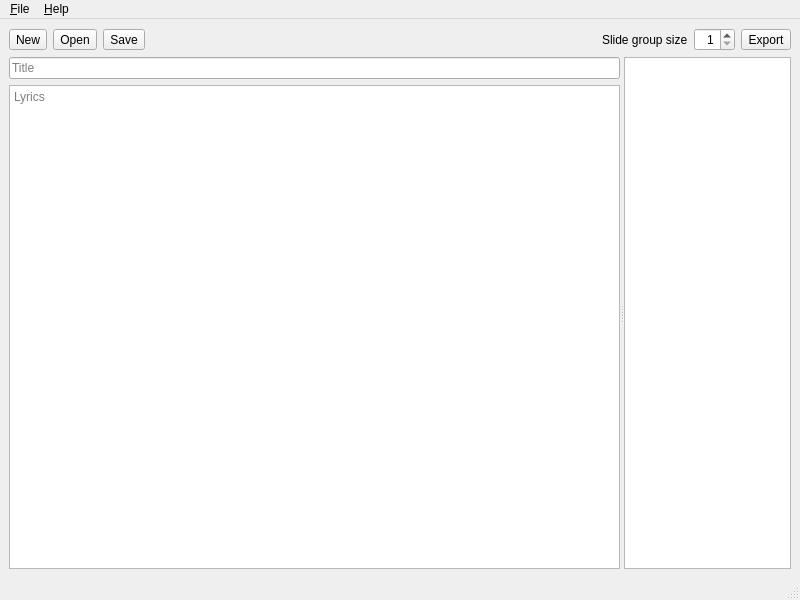
First picture: the form in LyricSlicer.ui, repository schult/lyric-slicer, before the edit.
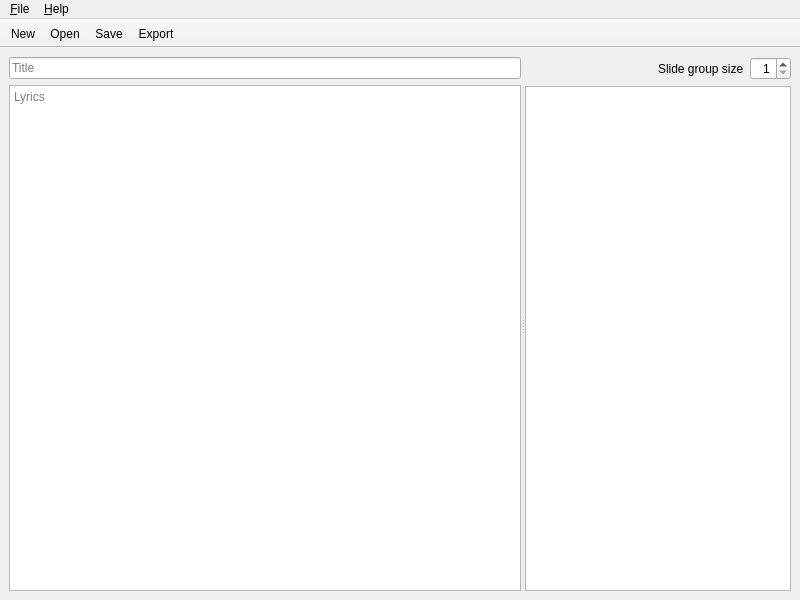
Second picture: the form after the edit. Icons and pictures are not drawn.

Commit message: Use QToolBar; update icons

The edit to the form file:
```diff
--- a/LyricSlicer.ui
+++ b/LyricSlicer.ui
@@ -15,107 +15,6 @@
   </property>
   <widget class="QWidget" name="centralwidget">
    <layout class="QVBoxLayout" name="verticalLayout_3">
-    <item>
-     <layout class="QHBoxLayout" name="horizontalLayout">
-      <item>
-       <widget class="QToolButton" name="buttonNew">
-        <property name="text">
-         <string>New</string>
-        </property>
-        <property name="iconSize">
-         <size>
-          <width>40</width>
-          <height>40</height>
-         </size>
-        </property>
-        <property name="toolButtonStyle">
-         <enum>Qt::ToolButtonTextUnderIcon</enum>
-        </property>
-       </widget>
-      </item>
-      <item>
-       <widget class="QToolButton" name="buttonOpen">
-        <property name="text">
-         <string>Open</string>
-        </property>
-        <property name="iconSize">
-         <size>
-          <width>40</width>
-          <height>40</height>
-         </size>
-        </property>
-        <property name="toolButtonStyle">
-         <enum>Qt::ToolButtonTextUnderIcon</enum>
-        </property>
-       </widget>
-      </item>
-      <item>
-       <widget class="QToolButton" name="buttonSave">
-        <property name="text">
-         <string>Save</string>
-        </property>
-        <property name="iconSize">
-         <size>
-          <width>40</width>
-          <height>40</height>
-         </size>
-        </property>
-        <property name="toolButtonStyle">
-         <enum>Qt::ToolButtonTextUnderIcon</enum>
-        </property>
-       </widget>
-      </item>
-      <item>
-       <spacer name="horizontalSpacer_2">
-        <property name="orientation">
-         <enum>Qt::Horizontal</enum>
-        </property>
-        <property name="sizeHint" stdset="0">
-         <size>
-          <width>0</width>
-          <height>0</height>
-         </size>
-        </property>
-       </spacer>
-      </item>
-      <item>
-       <widget class="QLabel" name="labelSlidesPerVerse">
-        <property name="text">
-         <string>Slide group size</string>
-        </property>
-       </widget>
-      </item>
-      <item>
-       <widget class="QSpinBox" name="spinSlidesPerVerse">
-        <property name="alignment">
-         <set>Qt::AlignRight|Qt::AlignTrailing|Qt::AlignVCenter</set>
-        </property>
-        <property name="minimum">
-         <number>1</number>
-        </property>
-        <property name="maximum">
-         <number>26</number>
-        </property>
-       </widget>
-      </item>
-      <item>
-       <widget class="QToolButton" name="buttonExport">
-        <property name="text">
-         <string>Export</string>
-        </property>
-        <property name="iconSize">
-         <size>
-          <width>40</width>
-          <height>40</height>
-         </size>
-        </property>
-        <property name="toolButtonStyle">
-         <enum>Qt::ToolButtonTextUnderIcon</enum>
-        </property>
-       </widget>
-      </item>
-     </layout>
-    </item>
     <item>
      <widget class="QSplitter" name="splitter">
       <property name="sizePolicy">
@@ -159,6 +58,57 @@
       </widget>
       <widget class="QWidget" name="layoutWidget_2">
        <layout class="QVBoxLayout" name="verticalLayout">
+        <item>
+         <widget class="QWidget" name="widgetSlideGroupSize" native="true">
+          <layout class="QHBoxLayout" name="horizontalLayout">
+           <property name="leftMargin">
+            <number>0</number>
+           </property>
+           <property name="topMargin">
+            <number>0</number>
+           </property>
+           <property name="rightMargin">
+            <number>0</number>
+           </property>
+           <property name="bottomMargin">
+            <number>0</number>
+           </property>
+           <item>
+            <spacer name="horizontalSpacer">
+             <property name="orientation">
+              <enum>Qt::Horizontal</enum>
+             </property>
+             <property name="sizeHint" stdset="0">
+              <size>
+               <width>0</width>
+               <height>0</height>
+              </size>
+             </property>
+            </spacer>
+           </item>
+           <item>
+            <widget class="QLabel" name="labelSlidesPerVerse">
+             <property name="text">
+              <string>Slide group size</string>
+             </property>
+            </widget>
+           </item>
+           <item>
+            <widget class="QSpinBox" name="spinSlidesPerVerse">
+             <property name="alignment">
+              <set>Qt::AlignRight|Qt::AlignTrailing|Qt::AlignVCenter</set>
+             </property>
+             <property name="minimum">
+              <number>1</number>
+             </property>
+             <property name="maximum">
+              <number>26</number>
+             </property>
+            </widget>
+           </item>
+          </layout>
+         </widget>
+        </item>
         <item>
          <widget class="QScrollArea" name="scrollArea">
           <property name="horizontalScrollBarPolicy">
@@ -176,7 +126,7 @@
              <x>0</x>
              <y>0</y>
              <width>171</width>
-             <height>487</height>
+             <height>460</height>
             </rect>
            </property>
            <property name="palette">
@@ -316,7 +266,27 @@
    <addaction name="menu_File"/>
    <addaction name="menuHelp"/>
   </widget>
-  <widget class="QStatusBar" name="statusbar"/>
+  <widget class="QToolBar" name="toolBar">
+   <property name="windowTitle">
+    <string>toolBar</string>
+   </property>
+   <property name="movable">
+    <bool>false</bool>
+   </property>
+   <property name="floatable">
+    <bool>false</bool>
+   </property>
+   <attribute name="toolBarArea">
+    <enum>TopToolBarArea</enum>
+   </attribute>
+   <attribute name="toolBarBreak">
+    <bool>false</bool>
+   </attribute>
+   <addaction name="actionNew"/>
+   <addaction name="actionOpen"/>
+   <addaction name="actionSave"/>
+   <addaction name="actionExport"/>
+  </widget>
   <action name="actionNew">
    <property name="text">
     <string>&amp;New</string>
```
Left out of the diff: 22 changed lines with no effect on the pictures. The commit also changes 11 other files.
